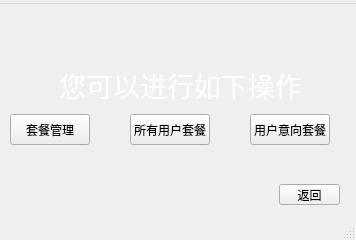
Before: the Qt Designer form qt03/admin_main.ui in s235784/ProgramDesign, drawn with Qt 5.
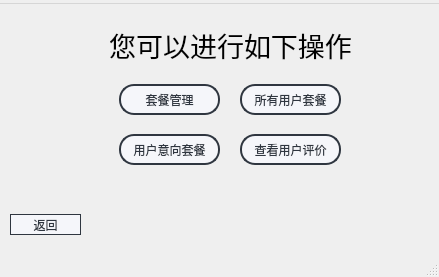
After: the same form once the commit is applied. Icons and pictures are not drawn.

Commit message: 优化了大部分界面，修改了返回按钮bug

What changed in the file:
```diff
--- a/qt03/admin_main.ui
+++ b/qt03/admin_main.ui
@@ -6,8 +6,8 @@
    <rect>
     <x>0</x>
     <y>0</y>
-    <width>356</width>
-    <height>240</height>
+    <width>439</width>
+    <height>277</height>
    </rect>
   </property>
   <property name="windowTitle">
@@ -17,9 +17,9 @@
    <widget class="QLabel" name="label">
     <property name="geometry">
      <rect>
-      <x>50</x>
-      <y>60</y>
-      <width>261</width>
+      <x>110</x>
+      <y>20</y>
+      <width>241</width>
       <height>41</height>
      </rect>
     </property>
@@ -29,7 +29,7 @@
      </font>
     </property>
     <property name="styleSheet">
-     <string notr="true">color: rgb(255, 255, 255);</string>
+     <string notr="true">color: rgb(0, 0, 0);</string>
     </property>
     <property name="text">
      <string>您可以进行如下操作</string>
@@ -41,12 +41,37 @@
    <widget class="QPushButton" name="pushButton_plan">
     <property name="geometry">
      <rect>
-      <x>10</x>
-      <y>110</y>
-      <width>80</width>
+      <x>119</x>
+      <y>80</y>
+      <width>101</width>
       <height>31</height>
      </rect>
     </property>
+    <property name="styleSheet">
+     <string notr="true">QPushButton{
+	font: 10pt &quot;微软雅黑&quot;;
+    color: #2f3640;
+    background-color: #f5f6fa;
+    border-color: #2f3640;
+    border-radius: 15px;
+    border-style: solid;
+    border-width: 2px;
+    padding: 5px;
+}
+
+/**鼠标停留在按钮上的样式**/
+QPushButton::hover{	
+    color: #FFFFFF;
+    background-color: #718093;
+    border-color: #2f3640;
+}
+
+/**鼠标按压下去的样式**/
+QPushButton::pressed,QPushButton::checked{
+    color: #FFFFFF;
+    background-color: qlineargradient(spread:pad, x1:0, y1:0, x2:0, y2:1, stop:0 #273c75, stop:1 #487eb0);
+}</string>
+    </property>
     <property name="text">
      <string>套餐管理</string>
     </property>
@@ -54,12 +79,37 @@
    <widget class="QPushButton" name="pushButton_back">
     <property name="geometry">
      <rect>
-      <x>279</x>
-      <y>180</y>
-      <width>61</width>
+      <x>10</x>
+      <y>210</y>
+      <width>71</width>
       <height>21</height>
      </rect>
     </property>
+    <property name="styleSheet">
+     <string notr="true">QPushButton{
+	font: 10pt &quot;微软雅黑&quot;;
+    color: #2f3640;
+    background-color: #f5f6fa;
+    border-color: #2f3640;
+    border-radius: 12px;
+    border-style: solid;
+    border-width: 1px;
+    padding: 3px;
+}
+
+/**鼠标停留在按钮上的样式**/
+QPushButton::hover{	
+    color: #FFFFFF;
+    background-color: #718093;
+    border-color: #2f3640;
+}
+
+/**鼠标按压下去的样式**/
+QPushButton::pressed,QPushButton::checked{
+    color: #FFFFFF;
+    background-color: qlineargradient(spread:pad, x1:0, y1:0, x2:0, y2:1, stop:0 #273c75, stop:1 #487eb0);
+}</string>
+    </property>
     <property name="text">
      <string>返回</string>
     </property>
@@ -67,12 +117,37 @@
    <widget class="QPushButton" name="pushButton_user_plan">
     <property name="geometry">
      <rect>
-      <x>130</x>
-      <y>110</y>
-      <width>80</width>
+      <x>240</x>
+      <y>80</y>
+      <width>101</width>
       <height>31</height>
      </rect>
     </property>
+    <property name="styleSheet">
+     <string notr="true">QPushButton{
+	font: 10pt &quot;微软雅黑&quot;;
+    color: #2f3640;
+    background-color: #f5f6fa;
+    border-color: #2f3640;
+    border-radius: 15px;
+    border-style: solid;
+    border-width: 2px;
+    padding: 5px;
+}
+
+/**鼠标停留在按钮上的样式**/
+QPushButton::hover{	
+    color: #FFFFFF;
+    background-color: #718093;
+    border-color: #2f3640;
+}
+
+/**鼠标按压下去的样式**/
+QPushButton::pressed,QPushButton::checked{
+    color: #FFFFFF;
+    background-color: qlineargradient(spread:pad, x1:0, y1:0, x2:0, y2:1, stop:0 #273c75, stop:1 #487eb0);
+}</string>
+    </property>
     <property name="text">
      <string>所有用户套餐</string>
     </property>
@@ -80,12 +155,37 @@
    <widget class="QPushButton" name="pushButton_wanted">
     <property name="geometry">
      <rect>
-      <x>250</x>
-      <y>110</y>
-      <width>80</width>
+      <x>119</x>
+      <y>130</y>
+      <width>101</width>
       <height>31</height>
      </rect>
     </property>
+    <property name="styleSheet">
+     <string notr="true">QPushButton{
+	font: 10pt &quot;微软雅黑&quot;;
+    color: #2f3640;
+    background-color: #f5f6fa;
+    border-color: #2f3640;
+    border-radius: 15px;
+    border-style: solid;
+    border-width: 2px;
+    padding: 5px;
+}
+
+/**鼠标停留在按钮上的样式**/
+QPushButton::hover{	
+    color: #FFFFFF;
+    background-color: #718093;
+    border-color: #2f3640;
+}
+
+/**鼠标按压下去的样式**/
+QPushButton::pressed,QPushButton::checked{
+    color: #FFFFFF;
+    background-color: qlineargradient(spread:pad, x1:0, y1:0, x2:0, y2:1, stop:0 #273c75, stop:1 #487eb0);
+}</string>
+    </property>
     <property name="text">
      <string>用户意向套餐</string>
     </property>
@@ -95,8 +195,8 @@
      <rect>
       <x>0</x>
       <y>0</y>
-      <width>141</width>
-      <height>61</height>
+      <width>101</width>
+      <height>51</height>
      </rect>
     </property>
     <property name="styleSheet">
@@ -106,13 +206,51 @@
      <string/>
     </property>
    </widget>
+   <widget class="QPushButton" name="pushButton_wanted_2">
+    <property name="geometry">
+     <rect>
+      <x>240</x>
+      <y>130</y>
+      <width>101</width>
+      <height>31</height>
+     </rect>
+    </property>
+    <property name="styleSheet">
+     <string notr="true">QPushButton{
+	font: 10pt &quot;微软雅黑&quot;;
+    color: #2f3640;
+    background-color: #f5f6fa;
+    border-color: #2f3640;
+    border-radius: 15px;
+    border-style: solid;
+    border-width: 2px;
+    padding: 5px;
+}
+
+/**鼠标停留在按钮上的样式**/
+QPushButton::hover{	
+    color: #FFFFFF;
+    background-color: #718093;
+    border-color: #2f3640;
+}
+
+/**鼠标按压下去的样式**/
+QPushButton::pressed,QPushButton::checked{
+    color: #FFFFFF;
+    background-color: qlineargradient(spread:pad, x1:0, y1:0, x2:0, y2:1, stop:0 #273c75, stop:1 #487eb0);
+}</string>
+    </property>
+    <property name="text">
+     <string>查看用户评价</string>
+    </property>
+   </widget>
   </widget>
   <widget class="QMenuBar" name="menubar">
    <property name="geometry">
     <rect>
      <x>0</x>
      <y>0</y>
-     <width>356</width>
+     <width>439</width>
      <height>17</height>
     </rect>
    </property>
```
Left out of the diff: 3 changed lines with no effect on the pictures. The commit also changes 34 other files.
